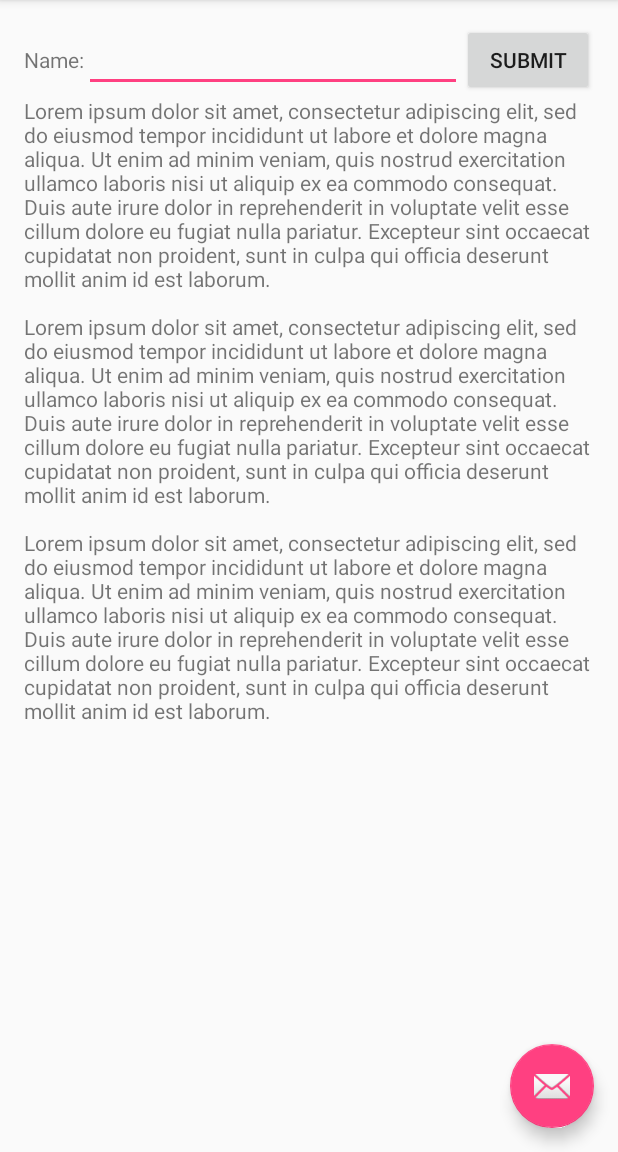
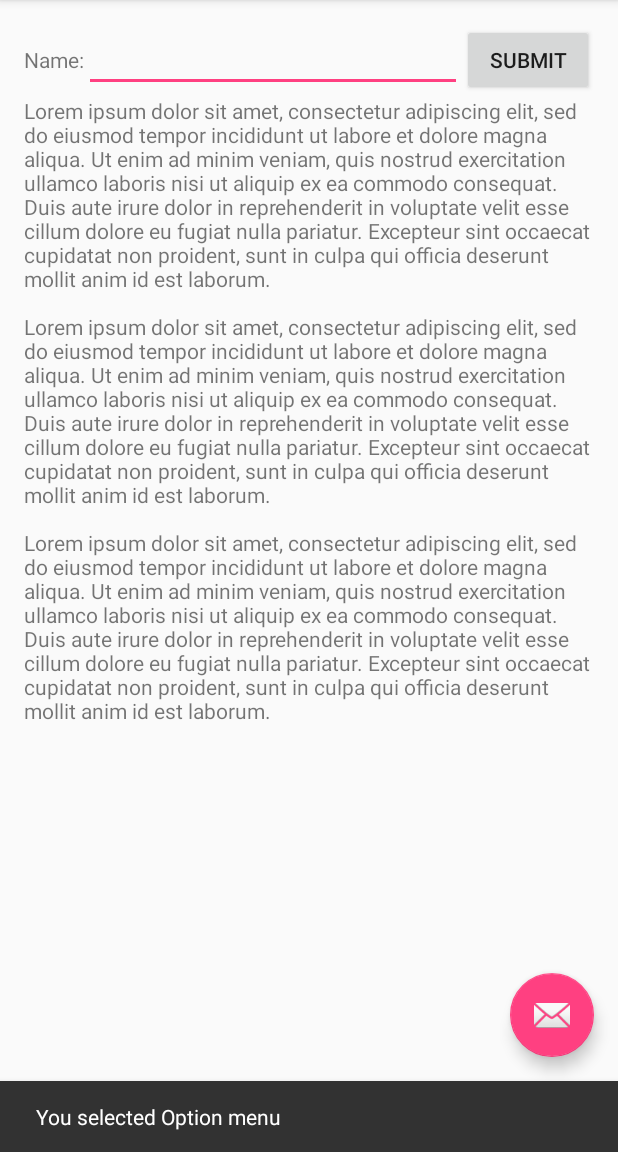
Before and after one commit to bindolee/Android_Esstial_training, an Android app: the screen it shows after launch (MainActivity), in the options menu, after a tap on "Settings", on a phone screen of 412 x 824 dp, the part 84-1236 px from its top. Run offline under Robolectric (Android 15) with nearby library versions, the phone set to English and light mode, and no system bars.

Commit message:
Snackbar message display , but need to pass View as one of the parameter..and here this won't work . So created new field which is outer layout id...

```diff
--- a/app/src/main/java/essential/sbin/com/sbin_app/MainActivity.java
+++ b/app/src/main/java/essential/sbin/com/sbin_app/MainActivity.java
@@ -1,6 +1,7 @@
 package essential.sbin.com.sbin_app;
 
 import android.os.Bundle;
+import android.support.design.widget.CoordinatorLayout;
 import android.support.design.widget.FloatingActionButton;
 import android.support.design.widget.Snackbar;
 import android.support.v7.app.AppCompatActivity;
@@ -13,10 +14,13 @@ import android.widget.TextView;
 
 public class MainActivity extends AppCompatActivity {
 
+    private CoordinatorLayout coordinatorLayout;
+
     @Override
     protected void onCreate(Bundle savedInstanceState) {
         super.onCreate(savedInstanceState);
         setContentView(R.layout.activity_main);
+        coordinatorLayout = (CoordinatorLayout) findViewById(R.id.main_layout);
         Toolbar toolbar = (Toolbar) findViewById(R.id.toolbar);
         setSupportActionBar(toolbar);
 
@@ -71,6 +75,8 @@ public class MainActivity extends AppCompatActivity {
 
         //noinspection SimplifiableIfStatement
         if (id == R.id.action_settings) {
+            Snackbar.make(coordinatorLayout, "You selected Option menu", Snackbar.LENGTH_LONG)
+                    .setAction("Action", null).show();
             return true;
         }
 
--- a/app/src/main/res/layout/activity_main.xml
+++ b/app/src/main/res/layout/activity_main.xml
@@ -5,6 +5,7 @@
     android:layout_width="match_parent"
     android:layout_height="match_parent"
     android:fitsSystemWindows="true"
+    android:id="@+id/main_layout"
     tools:context="essential.sbin.com.sbin_app.MainActivity">
 
     <android.support.design.widget.AppBarLayout
```
